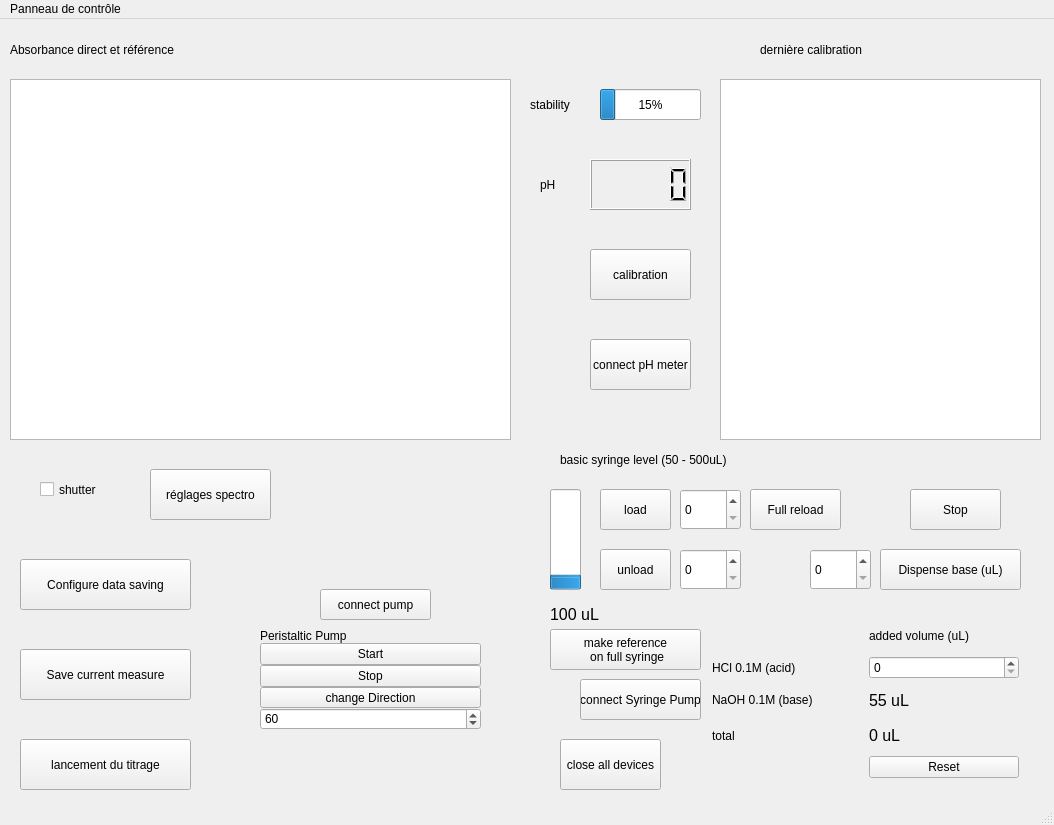
This is ui_files/panneau_de_controle.ui in laurentsiou1/dommino-app as Qt 5 draws it before an edit. The edited form follows.
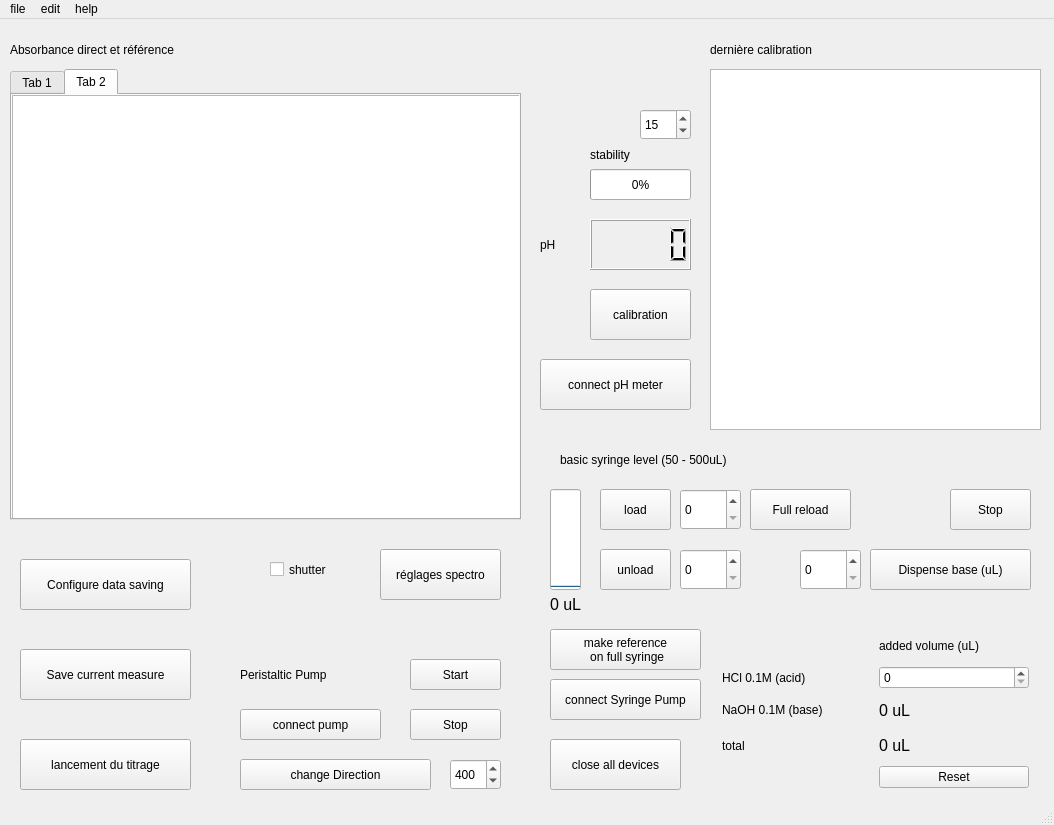
This is the edited form.

Diff of the .ui file:
```diff
--- a/ui_files/panneau_de_controle.ui
+++ b/ui_files/panneau_de_controle.ui
@@ -27,7 +27,7 @@
     <property name="geometry">
      <rect>
       <x>590</x>
-      <y>140</y>
+      <y>200</y>
       <width>101</width>
       <height>51</height>
      </rect>
@@ -36,8 +36,8 @@
    <widget class="QProgressBar" name="stabilisation_level">
     <property name="geometry">
      <rect>
-      <x>600</x>
-      <y>70</y>
+      <x>590</x>
+      <y>150</y>
       <width>101</width>
       <height>31</height>
      </rect>
@@ -46,7 +46,7 @@
      <number>100</number>
     </property>
     <property name="value">
-     <number>15</number>
+     <number>0</number>
     </property>
     <property name="textVisible">
      <bool>true</bool>
@@ -58,21 +58,11 @@
      <string>%p%</string>
     </property>
    </widget>
-   <widget class="QGraphicsView" name="Abs_direct">
-    <property name="geometry">
-     <rect>
-      <x>10</x>
-      <y>60</y>
-      <width>501</width>
-      <height>361</height>
-     </rect>
-    </property>
-   </widget>
    <widget class="QLabel" name="pH_label">
     <property name="geometry">
      <rect>
       <x>540</x>
-      <y>140</y>
+      <y>200</y>
       <width>51</width>
       <height>51</height>
      </rect>
@@ -97,9 +87,9 @@
    <widget class="QLabel" name="stability_label">
     <property name="geometry">
      <rect>
-      <x>530</x>
-      <y>70</y>
-      <width>71</width>
+      <x>590</x>
+      <y>120</y>
+      <width>101</width>
       <height>31</height>
      </rect>
     </property>
@@ -110,8 +100,8 @@
    <widget class="QCheckBox" name="shutter">
     <property name="geometry">
      <rect>
-      <x>40</x>
-      <y>450</y>
+      <x>270</x>
+      <y>530</y>
       <width>111</width>
       <height>41</height>
      </rect>
@@ -120,26 +110,10 @@
      <string>shutter</string>
     </property>
    </widget>
-   <widget class="QTableView" name="last_cal">
-    <property name="geometry">
-     <rect>
-      <x>720</x>
-      <y>60</y>
-      <width>321</width>
-      <height>361</height>
-     </rect>
-    </property>
-    <property name="sizeIncrement">
-     <size>
-      <width>0</width>
-      <height>0</height>
-     </size>
-    </property>
-   </widget>
    <widget class="QLabel" name="last_cal_label">
     <property name="geometry">
      <rect>
-      <x>760</x>
+      <x>710</x>
       <y>10</y>
       <width>191</width>
       <height>41</height>
@@ -166,7 +140,7 @@
     <property name="geometry">
      <rect>
       <x>590</x>
-      <y>230</y>
+      <y>270</y>
       <width>101</width>
       <height>51</height>
      </rect>
@@ -178,8 +152,8 @@
    <widget class="QPushButton" name="reglage_spectro">
     <property name="geometry">
      <rect>
-      <x>150</x>
-      <y>450</y>
+      <x>380</x>
+      <y>530</y>
       <width>121</width>
       <height>51</height>
      </rect>
@@ -234,7 +208,7 @@
     <property name="geometry">
      <rect>
       <x>550</x>
-      <y>580</y>
+      <y>570</y>
       <width>71</width>
       <height>31</height>
      </rect>
@@ -245,7 +219,7 @@
      </font>
     </property>
     <property name="text">
-     <string>100 uL</string>
+     <string>0 uL</string>
     </property>
    </widget>
    <widget class="QPushButton" name="unload_base_button">
@@ -287,8 +261,8 @@
    <widget class="QWidget" name="gridLayoutWidget">
     <property name="geometry">
      <rect>
-      <x>710</x>
-      <y>600</y>
+      <x>720</x>
+      <y>610</y>
       <width>311</width>
       <height>161</height>
      </rect>
@@ -364,7 +338,7 @@
         </font>
        </property>
        <property name="text">
-        <string>55 uL</string>
+        <string>0 uL</string>
        </property>
       </widget>
      </item>
@@ -392,13 +366,13 @@
      </rect>
     </property>
     <property name="minimum">
-     <number>50</number>
+     <number>0</number>
     </property>
     <property name="maximum">
      <number>500</number>
     </property>
     <property name="value">
-     <number>100</number>
+     <number>0</number>
     </property>
     <property name="textVisible">
      <bool>true</bool>
@@ -442,7 +416,7 @@
      <rect>
       <x>750</x>
       <y>470</y>
-      <width>91</width>
+      <width>101</width>
       <height>41</height>
      </rect>
     </property>
@@ -453,9 +427,9 @@
    <widget class="QPushButton" name="dispense_base_button">
     <property name="geometry">
      <rect>
-      <x>880</x>
+      <x>870</x>
       <y>530</y>
-      <width>141</width>
+      <width>161</width>
       <height>41</height>
      </rect>
     </property>
@@ -466,84 +440,19 @@
    <widget class="QSpinBox" name="dispense_base_box">
     <property name="geometry">
      <rect>
-      <x>810</x>
+      <x>800</x>
       <y>530</y>
       <width>61</width>
       <height>41</height>
      </rect>
     </property>
    </widget>
-   <widget class="QWidget" name="verticalLayoutWidget">
-    <property name="geometry">
-     <rect>
-      <x>260</x>
-      <y>610</y>
-      <width>221</width>
-      <height>101</height>
-     </rect>
-    </property>
-    <layout class="QVBoxLayout" name="group_peristaltic_pump">
-     <property name="spacing">
-      <number>0</number>
-     </property>
-     <property name="sizeConstraint">
-      <enum>QLayout::SetMaximumSize</enum>
-     </property>
-     <item>
-      <widget class="QLabel" name="label">
-       <property name="text">
-        <string>Peristaltic Pump</string>
-       </property>
-      </widget>
-     </item>
-     <item>
-      <widget class="QPushButton" name="start_pump">
-       <property name="text">
-        <string>Start</string>
-       </property>
-      </widget>
-     </item>
-     <item>
-      <widget class="QPushButton" name="stop_pump">
-       <property name="text">
-        <string>Stop</string>
-       </property>
-      </widget>
-     </item>
-     <item>
-      <widget class="QPushButton" name="change_dir">
-       <property name="text">
-        <string>change Direction</string>
-       </property>
-      </widget>
-     </item>
-     <item>
-      <widget class="QDoubleSpinBox" name="pump_speed_rpm">
-       <property name="accessibleName">
-        <string/>
-       </property>
-       <property name="decimals">
-        <number>0</number>
-       </property>
-       <property name="maximum">
-        <double>240.000000000000000</double>
-       </property>
-       <property name="singleStep">
-        <double>0.000000000000000</double>
-       </property>
-       <property name="value">
-        <double>60.000000000000000</double>
-       </property>
-      </widget>
-     </item>
-    </layout>
-   </widget>
    <widget class="QPushButton" name="connect_phmeter">
     <property name="geometry">
      <rect>
-      <x>590</x>
-      <y>320</y>
-      <width>101</width>
+      <x>540</x>
+      <y>340</y>
+      <width>151</width>
       <height>51</height>
      </rect>
     </property>
@@ -554,9 +463,9 @@
    <widget class="QPushButton" name="connect_pump">
     <property name="geometry">
      <rect>
-      <x>320</x>
-      <y>570</y>
-      <width>111</width>
+      <x>240</x>
+      <y>690</y>
+      <width>141</width>
       <height>31</height>
      </rect>
     </property>
@@ -567,9 +476,9 @@
    <widget class="QPushButton" name="close_all">
     <property name="geometry">
      <rect>
-      <x>560</x>
+      <x>550</x>
       <y>720</y>
-      <width>101</width>
+      <width>131</width>
       <height>51</height>
      </rect>
     </property>
@@ -580,9 +489,9 @@
    <widget class="QPushButton" name="stop_syringe">
     <property name="geometry">
      <rect>
-      <x>910</x>
+      <x>950</x>
       <y>470</y>
-      <width>91</width>
+      <width>81</width>
       <height>41</height>
      </rect>
     </property>
@@ -593,9 +502,9 @@
    <widget class="QPushButton" name="connect_syringe_pump">
     <property name="geometry">
      <rect>
-      <x>580</x>
+      <x>550</x>
       <y>660</y>
-      <width>121</width>
+      <width>151</width>
       <height>41</height>
      </rect>
     </property>
@@ -603,6 +512,152 @@
      <string>connect Syringe Pump</string>
     </property>
    </widget>
+   <widget class="QTabWidget" name="graphic_tabs">
+    <property name="geometry">
+     <rect>
+      <x>10</x>
+      <y>50</y>
+      <width>511</width>
+      <height>451</height>
+     </rect>
+    </property>
+    <property name="currentIndex">
+     <number>1</number>
+    </property>
+    <widget class="QWidget" name="tab1">
+     <attribute name="title">
+      <string>Tab 1</string>
+     </attribute>
+     <widget class="QGraphicsView" name="Abs_direct">
+      <property name="geometry">
+       <rect>
+        <x>0</x>
+        <y>0</y>
+        <width>511</width>
+        <height>431</height>
+       </rect>
+      </property>
+     </widget>
+    </widget>
+    <widget class="QWidget" name="tab_2">
+     <attribute name="title">
+      <string>Tab 2</string>
+     </attribute>
+     <widget class="QGraphicsView" name="Spectrum_direct">
+      <property name="geometry">
+       <rect>
+        <x>0</x>
+        <y>0</y>
+        <width>511</width>
+        <height>431</height>
+       </rect>
+      </property>
+     </widget>
+    </widget>
+   </widget>
+   <widget class="QSpinBox" name="stab_time">
+    <property name="geometry">
+     <rect>
+      <x>640</x>
+      <y>90</y>
+      <width>51</width>
+      <height>31</height>
+     </rect>
+    </property>
+    <property name="maximum">
+     <number>600</number>
+    </property>
+    <property name="value">
+     <number>15</number>
+    </property>
+   </widget>
+   <widget class="QPlainTextEdit" name="calText">
+    <property name="geometry">
+     <rect>
+      <x>710</x>
+      <y>50</y>
+      <width>331</width>
+      <height>361</height>
+     </rect>
+    </property>
+   </widget>
+   <widget class="QPushButton" name="start_pump">
+    <property name="geometry">
+     <rect>
+      <x>410</x>
+      <y>640</y>
+      <width>91</width>
+      <height>31</height>
+     </rect>
+    </property>
+    <property name="text">
+     <string>Start</string>
+    </property>
+   </widget>
+   <widget class="QLabel" name="label">
+    <property name="geometry">
+     <rect>
+      <x>240</x>
+      <y>640</y>
+      <width>231</width>
+      <height>31</height>
+     </rect>
+    </property>
+    <property name="text">
+     <string>Peristaltic Pump</string>
+    </property>
+   </widget>
+   <widget class="QPushButton" name="stop_pump">
+    <property name="geometry">
+     <rect>
+      <x>410</x>
+      <y>690</y>
+      <width>91</width>
+      <height>31</height>
+     </rect>
+    </property>
+    <property name="text">
+     <string>Stop</string>
+    </property>
+   </widget>
+   <widget class="QDoubleSpinBox" name="pump_speed_rpm">
+    <property name="geometry">
+     <rect>
+      <x>450</x>
+      <y>740</y>
+      <width>51</width>
+      <height>31</height>
+     </rect>
+    </property>
+    <property name="accessibleName">
+     <string/>
+    </property>
+    <property name="decimals">
+     <number>0</number>
+    </property>
+    <property name="maximum">
+     <double>1000.000000000000000</double>
+    </property>
+    <property name="singleStep">
+     <double>10.000000000000000</double>
+    </property>
+    <property name="value">
+     <double>400.000000000000000</double>
+    </property>
+   </widget>
+   <widget class="QPushButton" name="change_dir">
+    <property name="geometry">
+     <rect>
+      <x>240</x>
+      <y>740</y>
+      <width>191</width>
+      <height>31</height>
+     </rect>
+    </property>
+    <property name="text">
+     <string>change Direction</string>
+    </property>
+   </widget>
   </widget>
   <widget class="QMenuBar" name="menubar">
    <property name="geometry">
@@ -615,10 +670,28 @@
    </property>
    <widget class="QMenu" name="menuPanneau_de_controle">
     <property name="title">
-     <string>Panneau de contrôle</string>
+     <string>file</string>
     </property>
+    <addaction name="separator"/>
+    <addaction name="separator"/>
+    <addaction name="actionsave"/>
+    <addaction name="actionchange_folder"/>
+   </widget>
+   <widget class="QMenu" name="menuedit">
+    <property name="title">
+     <string>edit</string>
+    </property>
+   </widget>
+   <widget class="QMenu" name="menuhelp">
+    <property name="title">
+     <string>help</string>
+    </property>
+    <addaction name="separator"/>
+    <addaction name="actionget_help"/>
    </widget>
    <addaction name="menuPanneau_de_controle"/>
+   <addaction name="menuedit"/>
+   <addaction name="menuhelp"/>
   </widget>
   <widget class="QStatusBar" name="statusbar"/>
  </widget>
```
Left out of the diff: 19 changed lines with no effect on the pictures.
